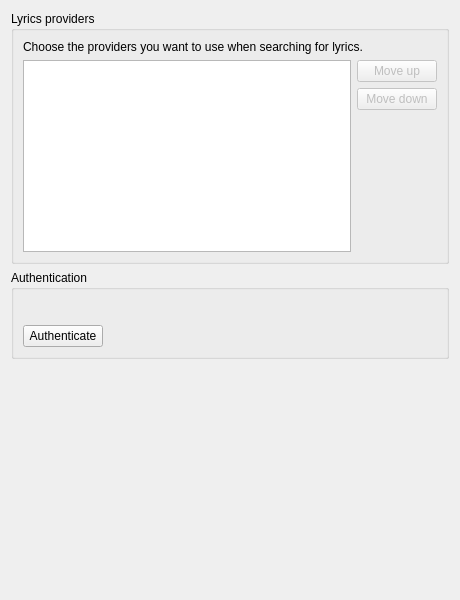
Old version of the form src/settings/lyricssettingspage.ui in the repository strawberrymusicplayer/strawberry.
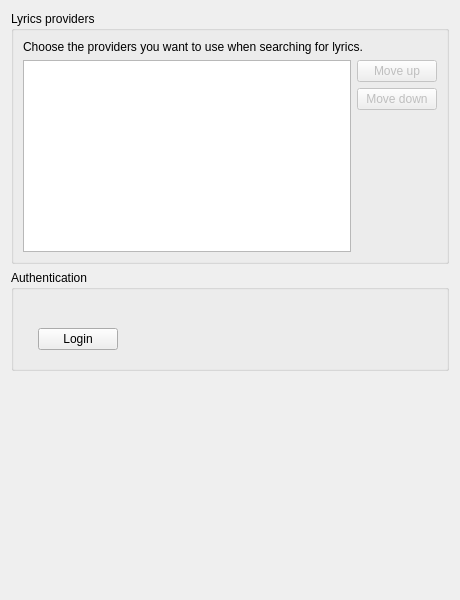
New version of the form. Custom widgets are drawn as their Qt base class.

Commit message: Adjust login state widget placement for covers and lyrics settings

```diff
--- a/src/settings/lyricssettingspage.ui
+++ b/src/settings/lyricssettingspage.ui
@@ -106,15 +106,21 @@
        </widget>
       </item>
       <item>
+       <layout class="QHBoxLayout" name="layout_authenticate">
+        <item>
        <widget class="LoginStateWidget" name="login_state" native="true"/>
       </item>
       <item>
+         <widget class="QWidget" name="widget_authenticate" native="true">
        <layout class="QHBoxLayout" name="layout_button_authenticate">
         <item>
          <widget class="QPushButton" name="button_authenticate">
           <property name="text">
-           <string>Authenticate</string>
-          </property>
+              <string>Login</string>
+             </property>
+            </widget>
+           </item>
+          </layout>
          </widget>
         </item>
         <item>
```
Lines whose indentation alone changed are shown as unchanged. The commit also changes 5 other files.
